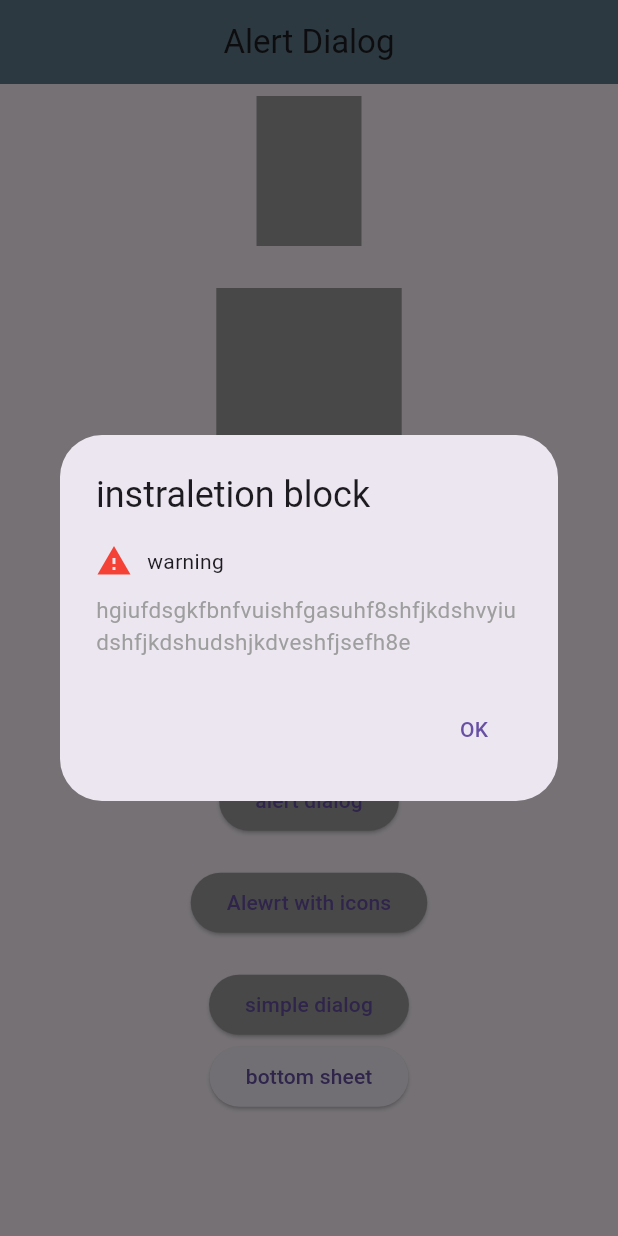
After one commit to MIR-RIAZUL/ostad_11, a Flutter app: the Alert screen opened directly, after a tap on "Alewrt with icons", on a phone screen of 412 x 824 dp. The commit adds this screen. Run offline on Flutter 3.47's test engine with Material 3 defaults, Android fonts, the phone set to English and light mode, and no system bars.

Commit message:
Start of module 9, class 1: Add alert dialogs, bottom sheet, and additional UI elements. Adjust imports and update dependencies for the transition.

```diff
--- a/lib/app.dart
+++ b/lib/app.dart
@@ -1,6 +1,6 @@
 import 'package:flutter/material.dart';
 
-import 'module_8/stack.dart';
+import 'module_9/class_1_module_9.dart';
 
 class MyApp extends StatelessWidget {
   MyApp({super.key});
@@ -10,7 +10,7 @@ class MyApp extends StatelessWidget {
     return MaterialApp(
       debugShowCheckedModeBanner: false,
       title: 'flutter batch 11',
-      home: module8_stack(),
+      home: Alert(),
     );
   }
 }
--- a/lib/class3.dart
+++ b/lib/class3.dart
@@ -1,4 +1,3 @@
-
 import 'package:flutter/material.dart';
 
 class class3 extends StatelessWidget {
@@ -13,7 +12,7 @@ class class3 extends StatelessWidget {
       appBar: AppBar(
         backgroundColor: Colors.blueAccent,
         title: Text("App Bar"),
-        centerTitle:true,
+        centerTitle: true,
       ),
       body: Center(
         child: Column(
@@ -21,91 +20,94 @@ class class3 extends StatelessWidget {
           crossAxisAlignment: CrossAxisAlignment.center,
           children: [
             ElevatedButton(
-                style:ElevatedButton.styleFrom(
+              style: ElevatedButton.styleFrom(
                 backgroundColor: Colors.blueAccent,
                 foregroundColor: Colors.white,
                 shape: RoundedRectangleBorder(
                   borderRadius: BorderRadius.circular(40),
                 ),
               ),
-                onPressed: (){ print("click");
+              onPressed: () {
+                print("click");
+              },
+              child: Text("submit"),
+            ),
 
-              }, child: Text("submit")),
-
-            SizedBox(height: 20,),
+            SizedBox(height: 20),
 
             SizedBox(
               height: 40,
               // width: 100,
               width: double.infinity,
               child: ElevatedButton(
-                  style:ElevatedButton.styleFrom(
+                style: ElevatedButton.styleFrom(
                   backgroundColor: Colors.blueAccent,
                   foregroundColor: Colors.white,
                   shape: RoundedRectangleBorder(
                     borderRadius: BorderRadius.circular(40),
                   ),
                 ),
-                  onPressed: (){ print("click");
-
-                  }, child: Text("submit")),
+                onPressed: () {
+                  print("click");
+                },
+                child: Text("submit"),
+              ),
             ),
 
-            SizedBox(height: 20,),
+            SizedBox(height: 20),
 
-            OutlinedButton(onPressed: (){}, child: Text("Share")),
+            OutlinedButton(onPressed: () {}, child: Text("Share")),
 
-            TextButton(onPressed: (){}, child: Text("TAB",style: TextStyle(
-              color: Colors.black54,
-              fontSize: 30,
-            ) )),
-            Icon(Icons.phone,
-            size: 50,
-            color: Colors.red,),
-            IconButton(onPressed: (){
+            TextButton(
+              onPressed: () {},
+              child: Text(
+                "TAB",
+                style: TextStyle(color: Colors.black54, fontSize: 30),
+              ),
+            ),
+            Icon(Icons.phone, size: 50, color: Colors.red),
+            IconButton(
+              onPressed: () {
                 print("deleted");
-            }, icon: Icon(Icons.delete,
-            size: 50,
-            color: Colors.red,)),
+              },
+              icon: Icon(Icons.delete, size: 50, color: Colors.red),
+            ),
 
             GestureDetector(
-              onTap: (){
+              onTap: () {
                 print("tapped on Gesture decetor");
               },
-              child: Text("tap area",style:TextStyle(
-                color: Colors.black,
-                fontSize: 40,
-
-              ),),
+              child: Text(
+                "tap area",
+                style: TextStyle(color: Colors.black, fontSize: 40),
+              ),
             ),
 
-           SizedBox(height: 20,),
+            SizedBox(height: 20),
 
             InkWell(
-             onTap: (){
+              onTap: () {
                 print("tapped on inkwell");
               },
-             child: Text("inkwell",style: TextStyle(
-               color: Colors.black,
-               fontSize: 40,)),
+              child: Text(
+                "inkwell",
+                style: TextStyle(color: Colors.black, fontSize: 40),
+              ),
             ),
 
             Padding(
               // padding: EdgeInsets.all(50),
               // padding: EdgeInsets.only(left: 50,right:20,top: 50,bottom: 30),
-              padding: EdgeInsets.symmetric(horizontal: 50,vertical: 20),
+              padding: EdgeInsets.symmetric(horizontal: 50, vertical: 20),
 
-              child: Text("this is for padding",style: TextStyle(
-                color: Colors.black,
-                fontSize: 40,
-              ),),
-            ),
-
-          ]
+              child: Text(
+                "this is for padding",
+                style: TextStyle(color: Colors.black, fontSize: 40),
               ),
             ),
-
+          ],
+        ),
+      ),
     );
   }
-
 }
--- a/lib/module_8/class1.dart
+++ b/lib/module_8/class1.dart
@@ -11,7 +11,7 @@ class class1 extends StatelessWidget {
 
     return Scaffold(
       appBar: AppBar(
-        title: Text("module 8 class 1"),
+        title: Text("module 8 class   1"),
         centerTitle: true,
         backgroundColor: Colors.blue,
       ),
--- /dev/null
+++ b/lib/module_9/class_1_module_9.dart
@@ -0,0 +1,186 @@
+import 'package:flutter/material.dart';
+
+class Alert extends StatelessWidget {
+  const Alert({super.key});
+
+  @override
+  Widget build(BuildContext context) {
+    Size screenSize = MediaQuery.of(context).size;
+
+    void showAlertDialog() {
+      showDialog(
+        context: context,
+        barrierDismissible: false,
+        builder: (builder) => AlertDialog(
+          title: Text("Alert Dialog"),
+          content: Text('are you sure'),
+          actions: [
+            TextButton(
+              onPressed: () {
+                Navigator.pop(context);
+              },
+              child: Text("Cancel"),
+            ),
+            ElevatedButton(onPressed: () {}, child: Text("submit")),
+          ],
+        ),
+      );
+    }
+
+    void ShowAlertDialogWithIcons(BuildContext context) {
+      showDialog(
+        context: context,
+        builder: (context) => AlertDialog(
+          title: Text('instraletion block'),
+          content: Column(
+            mainAxisSize: MainAxisSize.min,
+            children: [
+              Row(
+                children: [
+                  Icon(Icons.warning, color: Colors.red),
+                  SizedBox(width: 10),
+                  Text("warning"),
+                ],
+              ),
+              SizedBox(height: 10),
+              Text(
+                "hgiufdsgkfbnfvuishfgasuhf8shfjkdshvyiudshfjkdshudshjkdveshfjsefh8e",
+                style: TextStyle(fontSize: 15, color: Colors.grey),
+              ),
+            ],
+          ),
+          actions: [
+            TextButton(
+              onPressed: () {
+                Navigator.pop(context);
+              },
+              child: Text("OK"),
+            ),
+          ],
+        ),
+      );
+    }
+
+    void ShowSimpleDialog(BuildContext context) {
+      showDialog(
+        context: context,
+        builder: (context) => SimpleDialog(
+          title: Text("simple dialog"),
+          children: [
+            SimpleDialogOption(child: Text("option 1")),
+            SimpleDialogOption(child: TextField()),
+          ],
+        ),
+      );
+    }
+
+    void ShowBottomSheet() {
+      showModalBottomSheet(
+        context: context,
+        builder: (context) => Container(
+          height: 200,
+          child: SingleChildScrollView(
+            child: Column(
+              mainAxisSize: MainAxisSize.min,
+
+              children: [
+                Text(
+                  "chose option",
+                  style: TextStyle(fontSize: 20, fontWeight: FontWeight.bold),
+                ),
+                ListTile(title: Text("option 1")),
+                ListTile(
+                  title: Text("option 2"),
+                  onTap: () {},
+                  onLongPress: () {},
+                ),
+                // ListTile(title: Text("option 3")),
+                // ListTile(title: Text("option 4")),
+                SizedBox(
+                  width: double.infinity,
+                  child: ElevatedButton(
+                    style: ElevatedButton.styleFrom(
+                      backgroundColor: Colors.grey,
+                    ),
+                    onPressed: () {
+                      Navigator.pop(context);
+                    },
+                    child: Text("save"),
+                  ),
+                ),
+              ],
+            ),
+          ),
+        ),
+      );
+    }
+
+    return Scaffold(
+      appBar: AppBar(
+        title: Text("Alert Dialog"),
+        centerTitle: true,
+        backgroundColor: Colors.blueGrey,
+      ),
+      body: SingleChildScrollView(
+        child: Center(
+          child: Column(
+            mainAxisSize: MainAxisSize.min,
+            mainAxisAlignment: MainAxisAlignment.center,
+            crossAxisAlignment: CrossAxisAlignment.center,
+            children: [
+              Padding(
+                padding: const EdgeInsets.all(8.0),
+                child: Container(color: Colors.grey, width: 70, height: 100),
+              ),
+              SizedBox(height: 20),
+
+              Container(
+                color: Colors.grey,
+                width: screenSize.width * 0.3,
+                height: screenSize.height * 0.2,
+              ),
+              Text(
+                "this text for testing screensize",
+                style: TextStyle(
+                  fontSize: screenSize.width * 0.05,
+                  height: screenSize.height * 0.009,
+                  color: Colors.blueGrey,
+                ),
+              ),
+              ElevatedButton(
+                style: ElevatedButton.styleFrom(backgroundColor: Colors.grey),
+                onPressed: () {
+                  showAlertDialog();
+                },
+                child: Text("alert dialog"),
+              ),
+              SizedBox(height: 20),
+              ElevatedButton(
+                style: ElevatedButton.styleFrom(backgroundColor: Colors.grey),
+                onPressed: () {
+                  ShowAlertDialogWithIcons(context);
+                },
+                child: Text("Alewrt with icons"),
+              ),
+              SizedBox(height: 20),
+              ElevatedButton(
+                style: ElevatedButton.styleFrom(backgroundColor: Colors.grey),
+                onPressed: () {
+                  ShowSimpleDialog(context);
+                },
+                child: Text("simple dialog"),
+              ),
+
+              ElevatedButton(
+                onPressed: () {
+                  ShowBottomSheet();
+                },
+                child: Text("bottom sheet"),
+              ),
+            ],
+          ),
+        ),
+      ),
+    );
+  }
+}
```
Lines whose indentation alone changed are shown as unchanged.
